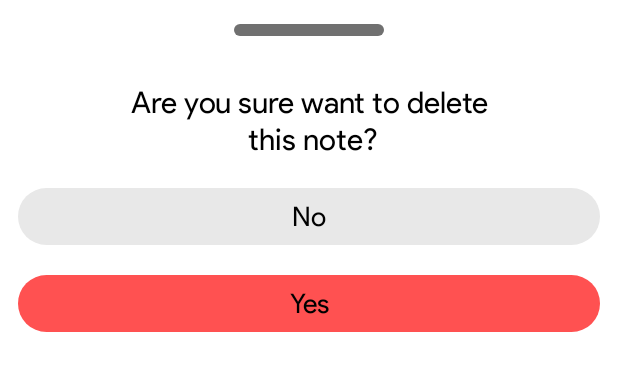
After one commit to pramodkarki12/NoteApp, an Android app: the layout delete_confirmation_dialog.xml on its own in the app's theme, with its tools: preview values and no code run, on a phone screen of 412 x 824 dp. The commit adds this screen. Shown: the top 371 px of the screen. Run offline under Robolectric (Android 15) with nearby library versions, the light colour scheme and no system bars.

```diff
--- /dev/null
+++ b/app/src/main/res/drawable/delete_confirm_indicator_shape.xml
@@ -0,0 +1,5 @@
+<?xml version="1.0" encoding="utf-8"?>
+<shape xmlns:android="http://schemas.android.com/apk/res/android">
+    <solid android:color="@color/grey" />
+    <corners android:radius="100dp" />
+</shape>
--- /dev/null
+++ b/app/src/main/res/drawable/ic_baseline_search.xml
@@ -0,0 +1,5 @@
+<vector android:height="24dp" android:tint="#FFFFFF"
+    android:viewportHeight="24" android:viewportWidth="24"
+    android:width="24dp" xmlns:android="http://schemas.android.com/apk/res/android">
+    <path android:fillColor="@android:color/white" android:pathData="M15.5,14h-0.79l-0.28,-0.27C15.41,12.59 16,11.11 16,9.5 16,5.91 13.09,3 9.5,3S3,5.91 3,9.5 5.91,16 9.5,16c1.61,0 3.09,-0.59 4.23,-1.57l0.27,0.28v0.79l5,4.99L20.49,19l-4.99,-5zM9.5,14C7.01,14 5,11.99 5,9.5S7.01,5 9.5,5 14,7.01 14,9.5 11.99,14 9.5,14z"/>
+</vector>
--- /dev/null
+++ b/app/src/main/res/drawable/no_btn.xml
@@ -0,0 +1,5 @@
+<?xml version="1.0" encoding="utf-8"?>
+<shape xmlns:android="http://schemas.android.com/apk/res/android">
+    <solid android:color="@color/light_grey"/>
+    <corners android:radius="500dp" />
+</shape>
--- /dev/null
+++ b/app/src/main/res/drawable/yes_btn.xml
@@ -0,0 +1,6 @@
+<?xml version="1.0" encoding="utf-8"?>
+<shape xmlns:android="http://schemas.android.com/apk/res/android">
+
+    <solid android:color="@color/red" />
+    <corners android:radius="500dp" />
+</shape>
--- /dev/null
+++ b/app/src/main/res/layout/delete_confirmation_dialog.xml
@@ -0,0 +1,62 @@
+<?xml version="1.0" encoding="utf-8"?>
+<LinearLayout xmlns:android="http://schemas.android.com/apk/res/android"
+    android:id="@+id/bottomSheet"
+    android:layout_width="match_parent"
+    android:layout_height="wrap_content"
+    android:gravity="center"
+    android:orientation="vertical">
+
+    <View
+        android:layout_width="100dp"
+        android:layout_height="8dp"
+        android:layout_margin="16dp"
+        android:background="@drawable/delete_confirm_indicator_shape" />
+
+    <TextView
+        android:id="@+id/textView5"
+        android:layout_width="match_parent"
+        android:layout_height="wrap_content"
+        android:layout_marginTop="16dp"
+        android:layout_marginBottom="20dp"
+        android:fontFamily="@font/product_sans_regular"
+        android:gravity="center"
+        android:text="Are you sure want to delete\n this note?"
+        android:textColor="@color/black"
+        android:textSize="20sp" />
+
+    <TextView
+        android:id="@+id/no_delete"
+        android:layout_width="match_parent"
+        android:layout_height="wrap_content"
+        android:layout_marginStart="12dp"
+        android:layout_marginLeft="12dp"
+        android:layout_marginEnd="12dp"
+        android:layout_marginRight="12dp"
+        android:layout_marginBottom="20dp"
+        android:background="@drawable/no_btn"
+        android:fontFamily="@font/product_sans_regular"
+        android:gravity="center"
+        android:padding="8dp"
+        android:text="No"
+        android:textColor="@color/black"
+        android:textSize="18sp" />
+
+    <TextView
+        android:id="@+id/yes_delete"
+        android:layout_width="match_parent"
+        android:layout_height="wrap_content"
+        android:layout_marginStart="12dp"
+        android:layout_marginLeft="12dp"
+        android:layout_marginEnd="12dp"
+        android:layout_marginRight="12dp"
+        android:layout_marginBottom="12dp"
+        android:background="@drawable/yes_btn"
+        android:fontFamily="@font/product_sans_regular"
+        android:gravity="center"
+        android:padding="8dp"
+        android:text="Yes"
+        android:textColor="@color/black"
+        android:textSize="18sp" />
+
+
+</LinearLayout>
--- a/app/src/main/res/values/colors.xml
+++ b/app/src/main/res/values/colors.xml
@@ -13,4 +13,5 @@
     <color name="yellow">#D9D92F</color>
     <color name="green">#11D99B</color>
     <color name="grey">#707070</color>
+    <color name="light_grey">#E8E8E8</color>
 </resources>
```
Also changed, not shown: app/src/main/java/com/pramodkarki/noteapp/activity/UpdateNotesActivity.java (+41 -0 lines), app/src/main/res/drawable/delete_sheet.xml (added, +7 -0 lines), app/src/main/res/drawable/ic_baseline_delete.xml (added, +10 -0 lines), app/src/main/res/menu/delete_menu.xml (added, +11 -0 lines), app/src/main/res/values/themes.xml (+8 -0 lines).
